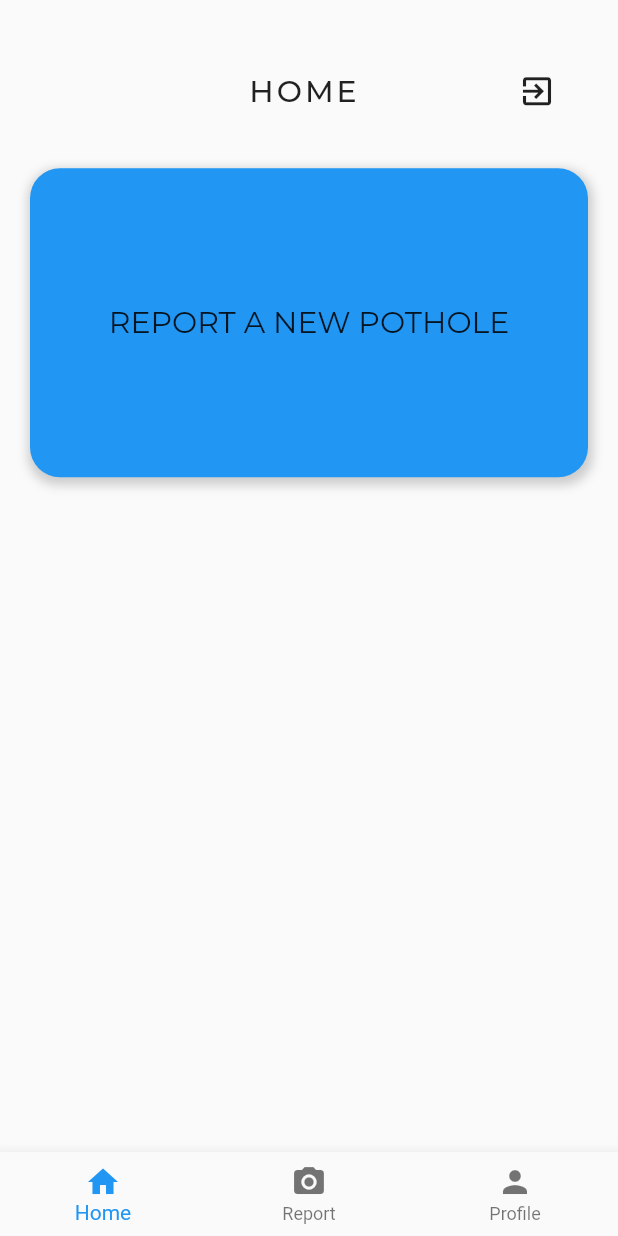
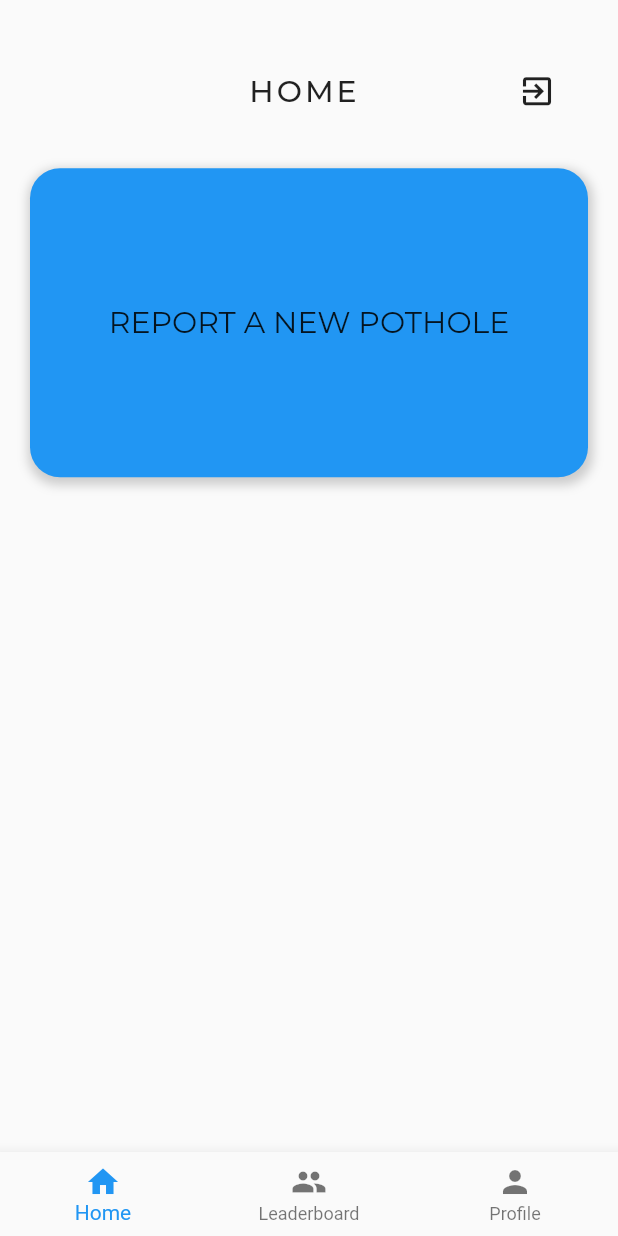
Before and after one commit to srijans38/Pothole-Challenge, a Flutter app: the screen it shows once a user with an empty profile is signed in, on a phone screen of 412 x 824 dp. Run offline on Flutter 3.47's test engine with Material 2 defaults, Android fonts, the light colour scheme and no system bars; our stand-ins replace camera, cloud_firestore, firebase_auth, firebase_storage, geolocator, google_sign_in; missing offline and left inert: flare_loading; accounts and stored records are empty; project files that could hold a hidden picture were left out.

Commit message:
Report box and image fetch

```diff
--- a/flutter/sih_test/lib/screens/main_screen.dart
+++ b/flutter/sih_test/lib/screens/main_screen.dart
@@ -17,18 +17,7 @@ class _MainScreenState extends State<MainScreen> {
   final List<Widget> _children = [
     HomeScreen(),
     Center(
-      child: SafeArea(
-        child: Column(
-          crossAxisAlignment: CrossAxisAlignment.stretch,
-          children: <Widget>[
-            RawMaterialButton(
-              constraints: BoxConstraints(minHeight: 200.0),
-              onPressed: () {},
-              child: Text('Report a new pothole'),
-            )
-          ],
-        ),
-      ),
+      child: Text('Leaderboard'),
     ),
     ProfileScreen(),
   ];
@@ -42,7 +31,10 @@ class _MainScreenState extends State<MainScreen> {
   @override
   Widget build(BuildContext context) {
     return Scaffold(
-      body: _children[_currentIndex],
+      body: IndexedStack(
+        index: _currentIndex,
+        children: _children,
+      ),
       bottomNavigationBar: BottomNavigationBar(
         onTap: onBottomTapped,
         currentIndex: _currentIndex,
@@ -53,8 +45,8 @@ class _MainScreenState extends State<MainScreen> {
             title: Text('Home'),
           ),
           BottomNavigationBarItem(
-            icon: Icon(Icons.camera_alt),
-            title: Text('Report'),
+            icon: Icon(Icons.people),
+            title: Text('Leaderboard'),
           ),
           BottomNavigationBarItem(
             icon: Icon(Icons.person),
--- a/flutter/sih_test/lib/screens/profile_screen.dart
+++ b/flutter/sih_test/lib/screens/profile_screen.dart
@@ -134,10 +134,14 @@ class ProfileScreen extends StatelessWidget {
                       shrinkWrap: true,
                       itemCount: snapshot.data.documents.length,
                       itemBuilder: (context, index) {
+                        var report = Report.fromMap(
+                            docs[index].data, docs[index].documentID);
                         return Padding(
                           padding: const EdgeInsets.symmetric(
                               vertical: 8.0, horizontal: 20.0),
-                          child: ReportBox(title: docs[index].data['landmark']),
+                          child: ReportBox(
+                            report: report,
+                          ),
                         );
                       },
                     );
--- a/flutter/sih_test/lib/screens/test.dart
+++ b/flutter/sih_test/lib/screens/test.dart
@@ -13,11 +13,6 @@ class _TestScreenState extends State<TestScreen> {
   void initState() {
     // TODO: implement initState
     super.initState();
-    _firestore.collection('reports').getDocuments().then((value) {
-      value.documents.forEach((doc) {
-        print(doc.data['landmark']);
-      });
-    });
   }
 
   @override
--- a/flutter/sih_test/lib/services/firestore_service.dart
+++ b/flutter/sih_test/lib/services/firestore_service.dart
@@ -1,19 +1,26 @@
 import 'package:cloud_firestore/cloud_firestore.dart';
 
 class Report {
+  final String id;
   final String imageRef;
   final String landmark;
   final GeoPoint location;
   final Timestamp timestamp;
   final List uid;
   Report(
-      {this.imageRef, this.landmark, this.location, this.timestamp, this.uid});
+      {this.imageRef,
+      this.landmark,
+      this.location,
+      this.timestamp,
+      this.uid,
+      this.id});
 
-  factory Report.fromMap(Map data) {
+  factory Report.fromMap(Map data, String id) {
     return (Report(
+      id: id,
       imageRef: data['image'],
       landmark: data['landmark'],
-      location: data['location'],
+      location: GeoPoint(data['location'][0], data['location'][1]),
       timestamp: data['timestamp'],
       uid: data['uid'],
     ));
@@ -37,8 +44,7 @@ class FirestoreService {
     final reportDocs = await _firestore.collection('reports').getDocuments();
     List<Report> reports = [];
     for (var report in reportDocs.documents) {
-      print(report.data);
-      reports.add(Report.fromMap(report.data));
+      reports.add(Report.fromMap(report.data, report.documentID));
     }
     return reports;
   }
```
Also changed, not shown: flutter/sih_test/lib/utils/report_box.dart (+89 -4 lines), 1 other file.
